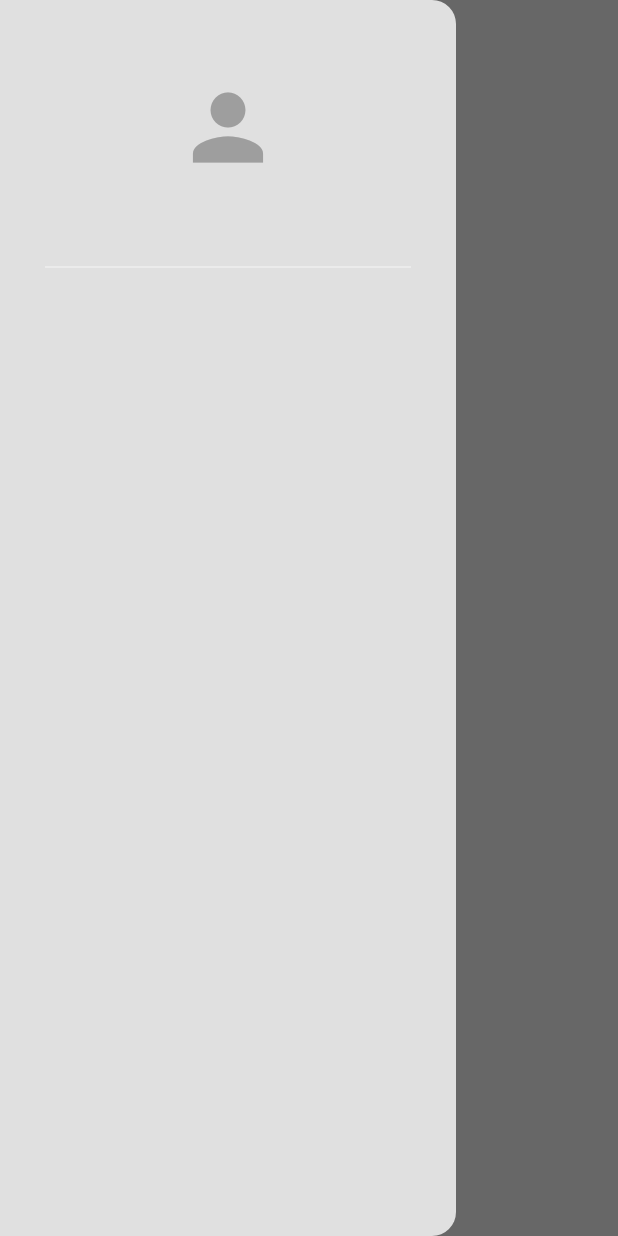
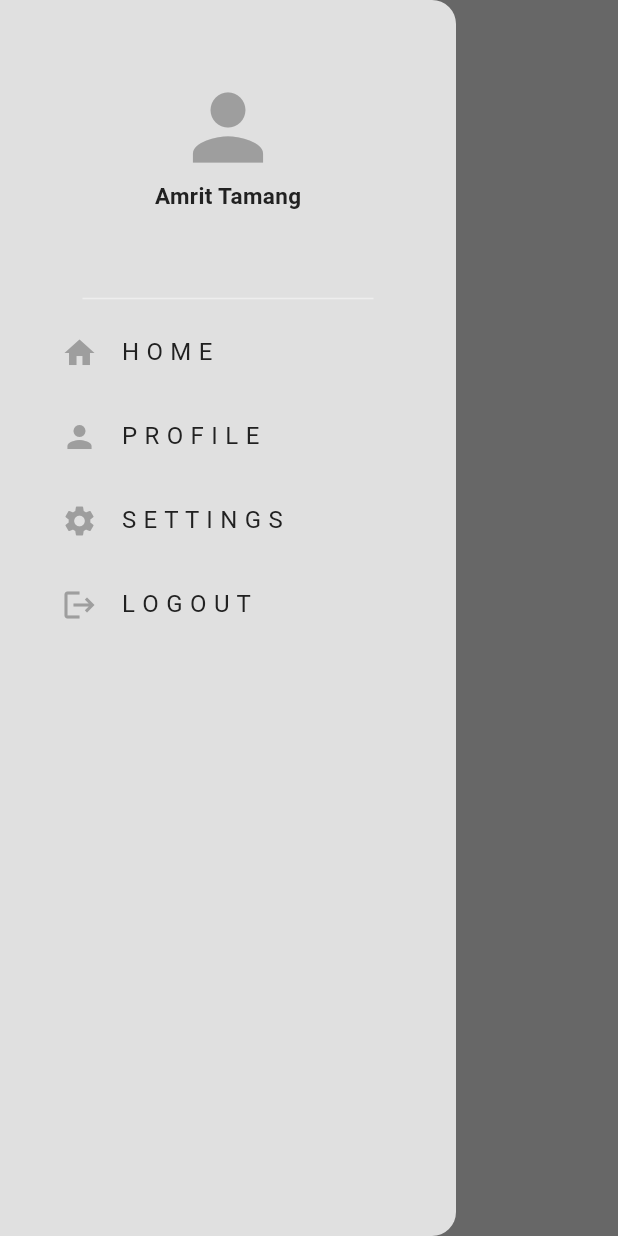
Before and after one commit to AmritCodes-7/clone, a Flutter app: the screen it shows after launch, with the side drawer open, on a phone screen of 412 x 824 dp. Run offline on Flutter 3.47's test engine with Material 3 defaults, Android fonts, the phone set to English and light mode, and no system bars.

Commit message:
Themes completed

```diff
--- a/twitter_clone/lib/components/my_drawer.dart
+++ b/twitter_clone/lib/components/my_drawer.dart
@@ -1,6 +1,8 @@
 // ignore_for_file: prefer_const_constructors, prefer_const_literals_to_create_immutables
 
 import 'package:flutter/material.dart';
+import 'package:twitter_clone/components/my_drawer_tile.dart';
+import 'package:twitter_clone/pages/settings_page.dart';
 
 /*
   DRAWER
@@ -26,15 +28,29 @@ class MyDrawer extends StatelessWidget {
     return Drawer(
       backgroundColor: Theme.of(context).colorScheme.surface,
       child: SafeArea(
+        child: Padding(
+          padding: const EdgeInsets.symmetric(horizontal: 25),
           child: Column(
             children: [
               // app logo
               Padding(
                 padding: const EdgeInsets.symmetric(vertical: 50),
-              child: Icon(
+                child: Column(
+                  children: [
+                    Icon(
                       Icons.person,
                       size: 70,
                       color: Theme.of(context).colorScheme.primary,
+                    ),
+                    Text(
+                      "Amrit Tamang",
+                      style: TextStyle(
+                        fontWeight: FontWeight.bold,
+                        color: Theme.of(context).colorScheme.inversePrimary,
+                        fontSize: 15,
+                      ),
+                    ),
+                  ],
                 ),
               ),
 
@@ -43,16 +59,51 @@ class MyDrawer extends StatelessWidget {
                 indent: 30,
                 endIndent: 30,
                 color: Theme.of(context).colorScheme.secondary,
-            )
+              ),
 
               // home
+              MyDrawerTile(
+                title: 'H O M E',
+                icon: Icons.home,
+                onTap: () {
+                  // use pop as we are already in HomePage
+                  Navigator.pop(context);
+                },
+              ),
 
               // profile
+              MyDrawerTile(
+                title: "P R O F I L E",
+                icon: Icons.person,
+                onTap: () {},
+              ),
 
               // settings
+              MyDrawerTile(
+                title: "S E T T I N G S",
+                icon: Icons.settings,
+                onTap: () {
+                  // pop drawer
+                  Navigator.pop(context);
+
+                  // push to SettingsPage
+                  Navigator.push(
+                    context,
+                    MaterialPageRoute(
+                      builder: (context) => SettingsPage(),
+                    ),
+                  );
+                },
+              ),
 
               // logout
+              MyDrawerTile(
+                title: "L O G O U T",
+                icon: Icons.logout,
+                onTap: () {},
+              )
             ],
+          ),
         ),
       ),
     );
--- /dev/null
+++ b/twitter_clone/lib/components/my_drawer_tile.dart
@@ -0,0 +1,43 @@
+import 'package:flutter/material.dart';
+
+/*
+
+  DRAWER TILE
+
+  To use this wodget you need:
+  - title (e.g "Home")
+  - icon (e.g Icons.home)
+  - function (e.g goToHomePage())
+
+*/
+
+class MyDrawerTile extends StatelessWidget {
+  final String title;
+  final IconData icon;
+  final void Function()? onTap;
+
+  const MyDrawerTile({
+    super.key,
+    required this.title,
+    required this.icon,
+    required this.onTap,
+  });
+
+  @override
+  Widget build(BuildContext context) {
+    // returning a listitle
+    return ListTile(
+      title: Text(
+        title,
+        style: TextStyle(
+          color: Theme.of(context).colorScheme.inversePrimary,
+        ),
+      ),
+      leading: Icon(
+        icon,
+        color: Theme.of(context).colorScheme.primary,
+      ),
+      onTap: onTap,
+    );
+  }
+}
```
Also changed, not shown: twitter_clone/lib/components/my_setting_tile.dart (added, +47 -0 lines), twitter_clone/lib/pages/settings_page.dart (added, +44 -0 lines). Lines whose indentation alone changed are shown as unchanged.
